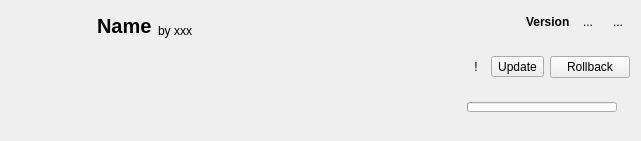
First picture: the form in src/ui/localmoditemwidget.ui, repository kaniol-lck/modmanager, before the edit.
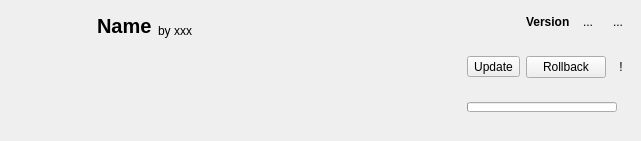
Second picture: the form after the edit. Icons and pictures are not drawn.

The edit to the form file:
```diff
--- a/src/ui/localmoditemwidget.ui
+++ b/src/ui/localmoditemwidget.ui
@@ -66,19 +66,6 @@
     <layout class="QVBoxLayout" name="verticalLayout">
      <item>
       <layout class="QHBoxLayout" name="horizontalLayout">
-       <item>
-        <widget class="QToolButton" name="warningButton">
-         <property name="text">
-          <string>!</string>
-         </property>
-         <property name="icon">
-          <iconset theme="emblem-warning"/>
-         </property>
-         <property name="autoRaise">
-          <bool>true</bool>
-         </property>
-        </widget>
-       </item>
        <item>
         <widget class="QToolButton" name="updateButton">
          <property name="enabled">
@@ -107,6 +94,19 @@
          </property>
         </widget>
        </item>
+       <item>
+        <widget class="QToolButton" name="warningButton">
+         <property name="text">
+          <string>!</string>
+         </property>
+         <property name="icon">
+          <iconset theme="emblem-warning"/>
+         </property>
+         <property name="autoRaise">
+          <bool>true</bool>
+         </property>
+        </widget>
+       </item>
       </layout>
      </item>
      <item>
```
